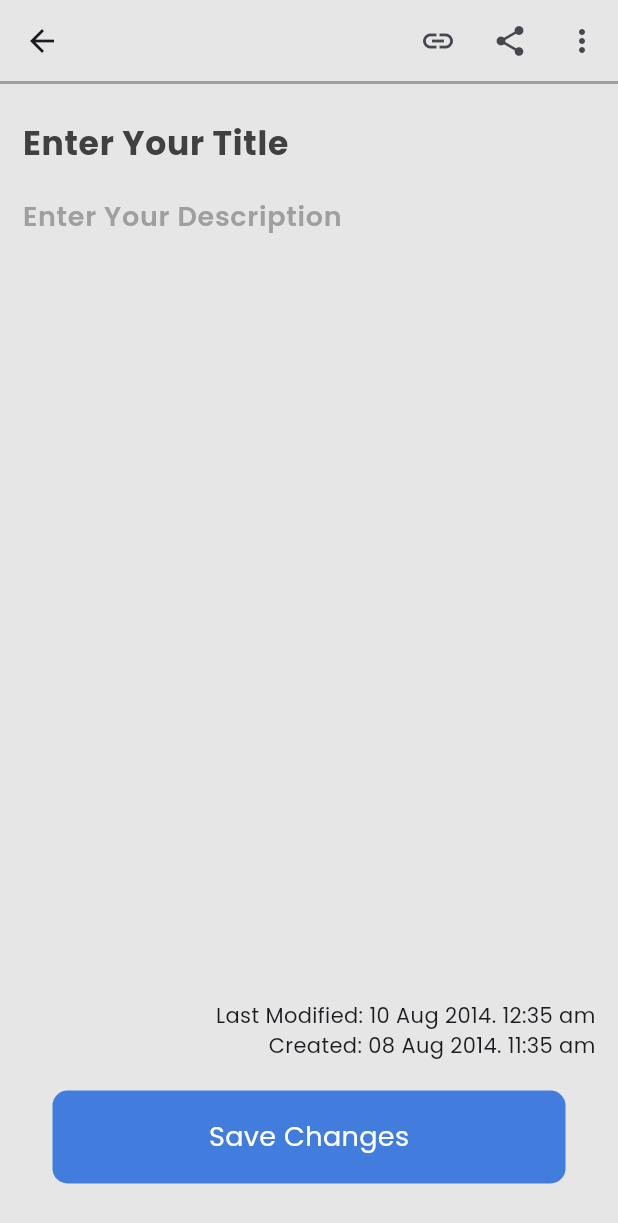
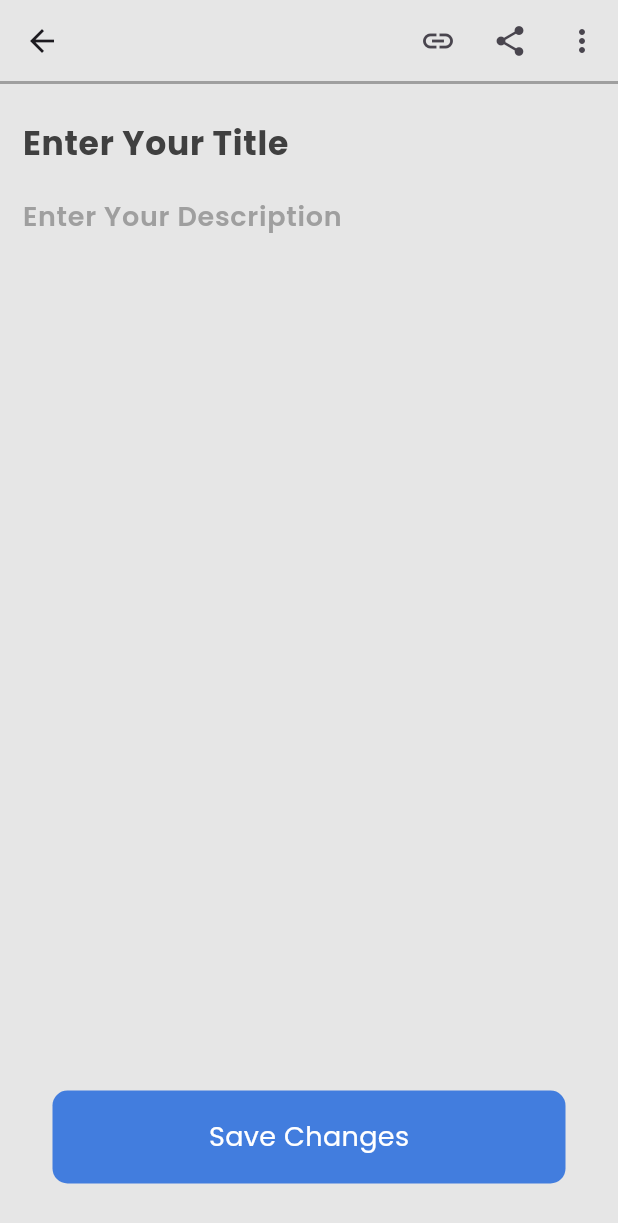
Before and after one commit to shiponirfan/my_notes_todo_app, a Flutter app: the NotesScreen screen opened by its route, on a phone screen of 412 x 824 dp. Shown: the top 1223 px of the screen. Run offline on Flutter 3.47's test engine with Material 3 defaults, Android fonts, the phone set to English and light mode, and no system bars; our stand-ins replace get, google_fonts.

Commit message:
My Notes Todo App Completed

```diff
--- /dev/null
+++ b/lib/models/note_model.dart
@@ -0,0 +1,13 @@
+class NoteModel {
+  final String title;
+  final String description;
+  final DateTime createdDate;
+  final DateTime? updatedDate;
+
+  NoteModel({
+    required this.title,
+    required this.description,
+    required this.createdDate,
+    this.updatedDate,
+  });
+}
--- a/lib/views/notes_screen.dart
+++ b/lib/views/notes_screen.dart
@@ -1,4 +1,8 @@
 import 'package:flutter/material.dart';
+import 'package:get/get.dart';
+import 'package:intl/intl.dart';
+import 'package:my_notes_todo_app/controllers/notes_controller.dart';
+import 'package:my_notes_todo_app/models/note_model.dart';
 import 'package:my_notes_todo_app/utils/app_colors.dart';
 
 class NotesScreen extends StatelessWidget {
@@ -6,6 +10,43 @@ class NotesScreen extends StatelessWidget {
 
   @override
   Widget build(BuildContext context) {
+    final noteController = Get.put(NotesController());
+    final updatedNoteArgument = Get.arguments ??
+        {
+          'isUpdate': false,
+          'note': null,
+          'index': null,
+        };
+    final bool isUpdate = updatedNoteArgument['isUpdate'];
+    final note = updatedNoteArgument['note'] == null
+        ? null
+        : updatedNoteArgument['note'] as NoteModel;
+
+    final int? index = updatedNoteArgument['index'] == null
+        ? null
+        : updatedNoteArgument['index'] as int;
+
+    final titleController = TextEditingController(
+      text: isUpdate ? note?.title : null,
+    );
+    final descriptionController = TextEditingController(
+      text: isUpdate ? note?.description : null,
+    );
+
+    final createdTimeFormat = note?.createdDate == null
+        ? null
+        : DateFormat().add_jm().format(note!.createdDate);
+    final createdDateFormat = note?.createdDate == null
+        ? null
+        : DateFormat().add_yMMMMd().format(note!.createdDate);
+
+    final updatedTimeFormat = note?.updatedDate == null
+        ? null
+        : DateFormat().add_jm().format(note?.updatedDate as DateTime);
+    final updatedDateFormat = note?.updatedDate == null
+        ? null
+        : DateFormat().add_yMMMMd().format(note?.updatedDate as DateTime);
+
     return Scaffold(
       backgroundColor: AppColors.backgroundColor,
       appBar: AppBar(
@@ -35,6 +76,7 @@ class NotesScreen extends StatelessWidget {
                 crossAxisAlignment: CrossAxisAlignment.end,
                 children: [
                   TextFormField(
+                    controller: titleController,
                     decoration: InputDecoration(
                         hintText: "Enter Your Title",
                         border: InputBorder.none,
@@ -50,6 +92,7 @@ class NotesScreen extends StatelessWidget {
                   Expanded(
                     child: SingleChildScrollView(
                       child: TextFormField(
+                        controller: descriptionController,
                         minLines: 1,
                         maxLines: 50,
                         decoration: InputDecoration(
@@ -66,17 +109,40 @@ class NotesScreen extends StatelessWidget {
                       ),
                     ),
                   ),
-                  const Column(
-                    crossAxisAlignment: CrossAxisAlignment.end,
-                    children: [
-                      Text('Last Modified: 10 Aug 2014. 12:35 am'),
-                      Text('Created: 08 Aug 2014. 11:35 am'),
-                    ],
-                  )
+                  isUpdate
+                      ? Column(
+                          crossAxisAlignment: CrossAxisAlignment.end,
+                          children: [
+                            note?.updatedDate != null
+                                ? Text(
+                                    'Last Modified: $updatedDateFormat. $updatedTimeFormat')
+                                : const SizedBox(),
+                            Text(
+                                'Created: $createdDateFormat. $createdTimeFormat'),
+                          ],
+                        )
+                      : const SizedBox()
                 ],
               ),
             ),
             InkWell(
+              onTap: () {
+                isUpdate
+                    ? noteController.updateNotes(
+                        index!,
+                        NoteModel(
+                          title: titleController.text,
+                          description: descriptionController.text,
+                          createdDate: note!.createdDate,
+                          updatedDate: DateTime.now(),
+                        ))
+                    : noteController.addNotes(NoteModel(
+                        title: titleController.text,
+                        description: descriptionController.text,
+                        createdDate: DateTime.now(),
+                      ));
+                Get.back();
+              },
               child: Container(
                 width: double.infinity,
                 alignment: Alignment.center,
@@ -86,9 +152,9 @@ class NotesScreen extends StatelessWidget {
                 decoration: BoxDecoration(
                     color: AppColors.primaryColor,
                     borderRadius: BorderRadius.circular(10)),
-                child: const Text(
-                  'Save Changes',
-                  style: TextStyle(color: Colors.white, fontSize: 18),
+                child: Text(
+                  isUpdate ? 'Update Changes' : 'Save Changes',
+                  style: const TextStyle(color: Colors.white, fontSize: 18),
                 ),
               ),
             ),
--- a/pubspec.yaml
+++ b/pubspec.yaml
@@ -36,6 +36,9 @@ dependencies:
 
   #Google Fonts
   google_fonts: ^6.2.1
+
+  # intl Package
+  intl: ^0.19.0
 
   # The following adds the Cupertino Icons font to your application.
   # Use with the CupertinoIcons class for iOS style icons.
```
Also changed, not shown: lib/controllers/notes_controller.dart (added, +21 -0 lines), lib/views/home_screen.dart (+52 -12 lines), pubspec.lock.
